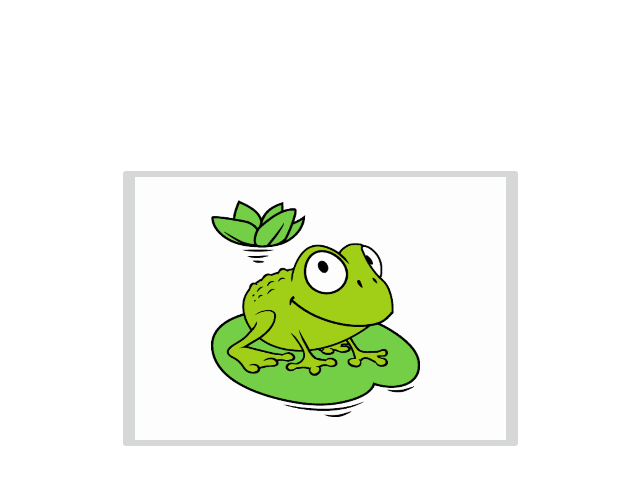
After one commit to JoseMariaRuiz193/HappyAnimals, an Android app: the RanaActivity screen opened directly, with no data from a screen before it, on a phone screen of 824 x 412 dp (held sideways). The commit adds this screen. Shown: the top 485 px of the screen, without its empty margins (195-835 px from the left). Run offline under Robolectric (Android 15) with nearby library versions, the phone set to English and light mode, and no system bars.

Commit message:
// creado los pop up para las imagenes

```diff
--- /dev/null
+++ b/app/src/main/java/com/example/happyanimals/RanaActivity.kt
@@ -0,0 +1,16 @@
+package com.example.happyanimals
+
+import androidx.appcompat.app.AppCompatActivity
+import android.os.Bundle
+import android.view.WindowManager
+
+class RanaActivity : AppCompatActivity() {
+    override fun onCreate(savedInstanceState: Bundle?) {
+        super.onCreate(savedInstanceState)
+        setContentView(R.layout.activity_rana)
+        supportActionBar?.hide()
+        this.window.setFlags(WindowManager.LayoutParams.FLAG_FULLSCREEN, WindowManager.LayoutParams.FLAG_FULLSCREEN)
+
+        setContentView(R.layout.activity_rana)
+    }
+}
--- /dev/null
+++ b/app/src/main/res/layout/activity_rana.xml
@@ -0,0 +1,21 @@
+<?xml version="1.0" encoding="utf-8"?>
+<androidx.constraintlayout.widget.ConstraintLayout
+    xmlns:android="http://schemas.android.com/apk/res/android"
+    xmlns:app="http://schemas.android.com/apk/res-auto"
+    xmlns:tools="http://schemas.android.com/tools"
+    android:layout_width="match_parent"
+    android:layout_height="match_parent"
+    tools:context=".RanaActivity">
+
+    <ImageButton
+        android:id="@+id/imageButton2"
+        android:layout_width="271dp"
+        android:layout_height="195dp"
+        android:layout_marginStart="208dp"
+        android:layout_marginTop="108dp"
+        android:contentDescription="ranaImg"
+        android:scaleType="fitXY"
+        app:layout_constraintStart_toStartOf="parent"
+        app:layout_constraintTop_toTopOf="parent"
+        app:srcCompat="@drawable/rana" />
+</androidx.constraintlayout.widget.ConstraintLayout>
--- a/app/src/main/res/values/custom_styles.xml
+++ b/app/src/main/res/values/custom_styles.xml
@@ -4,5 +4,10 @@
     <style name="circular">
         <item name="cornerSize">50%</item>
     </style>
+    <style name="AllAnimals">
+        <item name="android:windowIsFloating">true</item>
+        <item name="android:windowIsTranslucent">true</item>
+        <item name="android:windowCloseOnTouchOutside">true</item>
 
+    </style>
 </resources>
--- a/app/src/main/res/values/themes.xml
+++ b/app/src/main/res/values/themes.xml
@@ -13,4 +13,10 @@
         <item name="android:statusBarColor" tools:targetApi="l">?attr/colorPrimaryVariant</item>
         <!-- Customize your theme here. -->
     </style>
+    <style name="Theme.AllAnimals" parent="Theme.MaterialComponents.DayNight.DarkActionBar">
+        <item name="android:windowIsFloating">true</item>
+        <item name="android:windowIsTranslucent">true</item>
+        <item name="android:windowCloseOnTouchOutside">true</item>
+
+    </style>
 </resources>
```
Also changed, not shown: app/src/main/AndroidManifest.xml (+23 -5 lines), app/src/main/java/com/example/happyanimals/AllAnimals.kt (+40 -0 lines), app/src/main/java/com/example/happyanimals/GalloActivity.kt (added, +11 -0 lines), app/src/main/java/com/example/happyanimals/GatoActivity.kt (added, +11 -0 lines), app/src/main/java/com/example/happyanimals/PerroActivity.kt (added, +11 -0 lines), app/src/main/java/com/example/happyanimals/TeoriaSonidos.kt (+30 -3 lines), app/src/main/java/com/example/happyanimals/VacaActivity.kt (added, +11 -0 lines), app/src/main/res/layout/activity_all_animals.xml (+22 -14 lines), app/src/main/res/layout/activity_gallo.xml (added, +9 -0 lines), app/src/main/res/layout/activity_gato.xml (added, +9 -0 lines), app/src/main/res/layout/activity_perro.xml (added, +9 -0 lines), app/src/main/res/layout/activity_teoria_sonidos.xml (+4 -4 lines), app/src/main/res/layout/activity_vaca.xml (added, +9 -0 lines).
